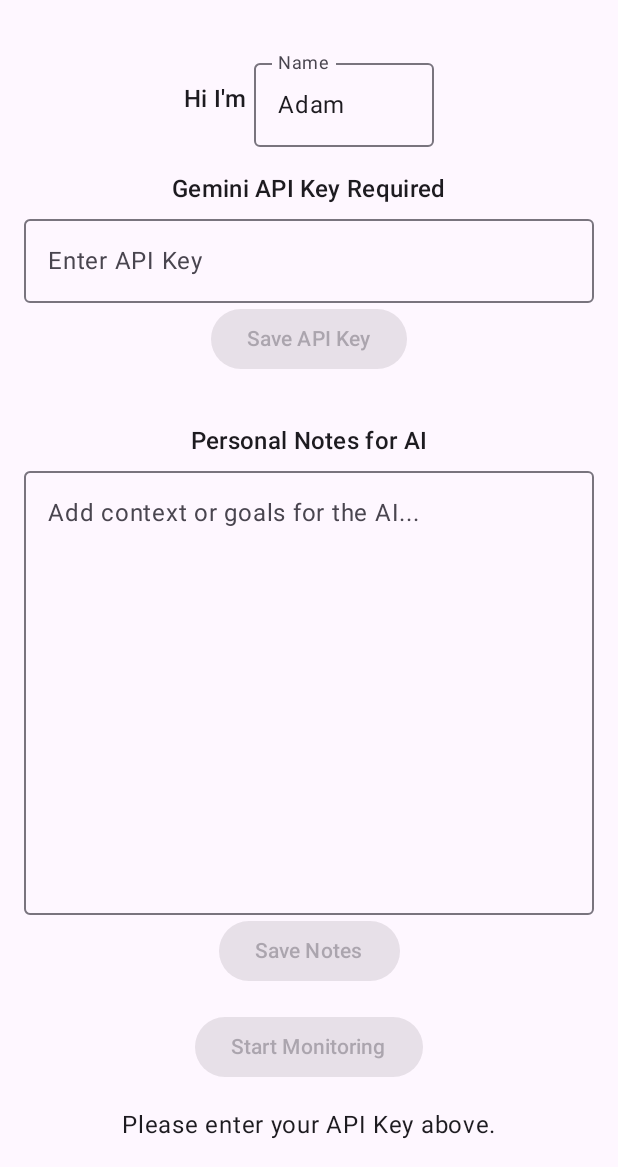
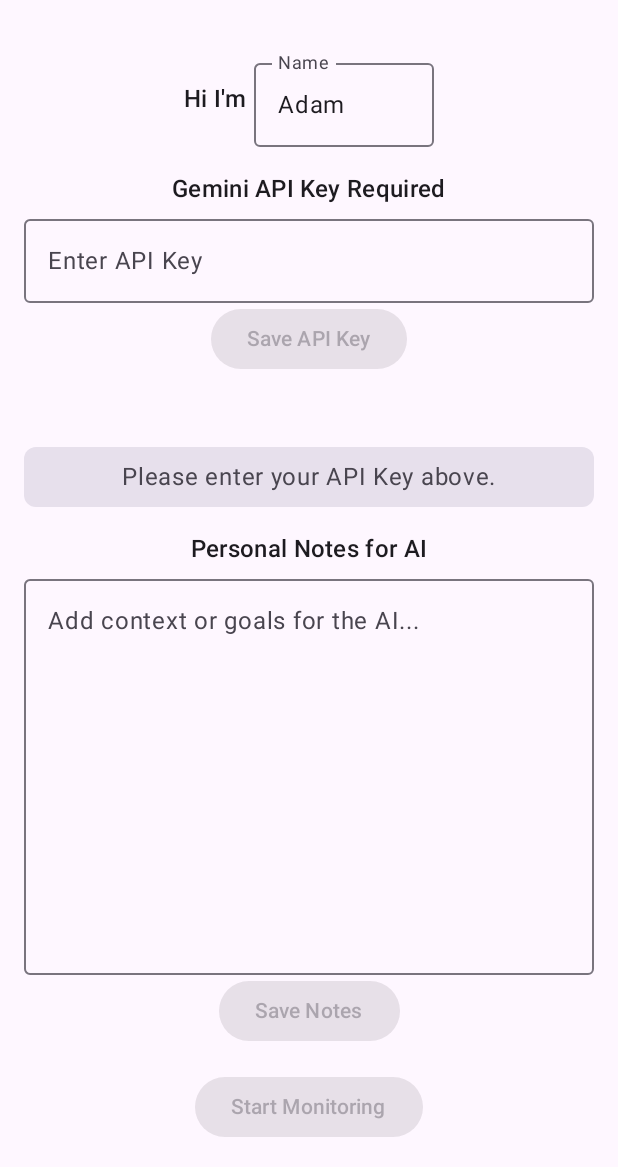
Before and after one commit to Fdondi/distraction-linter, an Android app built with Jetpack Compose: the screen it shows after launch (MainActivity), on a phone screen of 412 x 824 dp, the part 69-1236 px from its top. Run offline under Robolectric (Android 15) with nearby library versions, the phone set to English and light mode, and no system bars.

Commit message:
highlight started/stopped/error status with colors

```diff
--- a/app/src/main/java/com/example/timelinter/MainActivity.kt
+++ b/app/src/main/java/com/example/timelinter/MainActivity.kt
@@ -12,8 +12,9 @@ import android.util.Log
 import androidx.activity.ComponentActivity
 import androidx.activity.compose.setContent
 import androidx.activity.result.contract.ActivityResultContracts
+import androidx.compose.foundation.background
 import androidx.compose.foundation.layout.*
-// import androidx.compose.foundation.shape.RoundedCornerShape // Not used after removing Box with border
+import androidx.compose.foundation.shape.RoundedCornerShape // Added for the status box
 import androidx.compose.material.icons.Icons
 import androidx.compose.material.icons.automirrored.filled.List
 import androidx.compose.material.icons.filled.Timer
@@ -22,21 +23,13 @@ import androidx.compose.runtime.*
 import androidx.compose.runtime.saveable.rememberSaveable
 import androidx.compose.ui.Alignment
 import androidx.compose.ui.Modifier
+import androidx.compose.ui.graphics.Color // Added for text color
 import androidx.compose.ui.platform.LocalContext
 import androidx.compose.ui.text.input.PasswordVisualTransformation
 import androidx.compose.ui.unit.dp
 import androidx.compose.ui.res.stringResource
 import androidx.core.content.ContextCompat
 import com.example.timelinter.ui.components.ScrollableTextFieldWithScrollbar
-
-// Removed Desktop-specific or BasicTextField-specific imports:
-// import androidx.compose.foundation.text.BasicTextField
-// import androidx.compose.foundation.rememberScrollState
-// import androidx.compose.foundation.verticalScroll
-// import androidx.compose.foundation.VerticalScrollbar
-// import androidx.compose.foundation.rememberScrollbarAdapter
-// import androidx.compose.foundation.border
-// import androidx.compose.material3.LocalTextStyle
 
 class MainActivity : ComponentActivity() {
 
@@ -388,6 +381,47 @@ fun TimeLinterApp(
                 Spacer(modifier = Modifier.height(32.dp)) // Add space after key section
             }
 
+            // --- Status recap section ---
+            Spacer(modifier = Modifier.height(16.dp))
+
+            val statusText: String
+            val backgroundColor: Color
+            val textColor: Color
+
+            when {
+                !apiKeyPresent -> {
+                    statusText = "Please enter your API Key above."
+                    backgroundColor = MaterialTheme.colorScheme.surfaceVariant
+                    textColor = MaterialTheme.colorScheme.onSurfaceVariant
+                }
+                isMonitoring -> {
+                    statusText = "Monitoring active..."
+                    backgroundColor = MaterialTheme.colorScheme.primaryContainer
+                    textColor = MaterialTheme.colorScheme.onPrimaryContainer
+                }
+                else -> {
+                    statusText = "Monitoring stopped."
+                    backgroundColor = MaterialTheme.colorScheme.errorContainer
+                    textColor = MaterialTheme.colorScheme.onErrorContainer
+                }
+            }
+
+            Box(
+                modifier = Modifier
+                    .fillMaxWidth()
+                    .background(backgroundColor, shape = RoundedCornerShape(8.dp))
+                    .padding(horizontal = 16.dp, vertical = 8.dp),
+                contentAlignment = Alignment.Center
+            ) {
+                Text(
+                    text = statusText,
+                    style = MaterialTheme.typography.bodyLarge,
+                    color = textColor
+                )
+            }
+
+            Spacer(modifier = Modifier.height(16.dp))
+
             // --- User Notes Section ---
             Text(
                 text = "Personal Notes for AI",
@@ -413,21 +447,13 @@ fun TimeLinterApp(
 
             Button(
                 onClick = onToggleMonitoring,
-                enabled = apiKeyPresent
+                enabled = apiKeyPresent,
+                colors = ButtonDefaults.buttonColors(
+                    containerColor = if (isMonitoring) MaterialTheme.colorScheme.error else MaterialTheme.colorScheme.primary
+                )
             ) {
                 Text(if (isMonitoring) "Stop Monitoring" else "Start Monitoring")
             }
-
-            Spacer(modifier = Modifier.height(16.dp))
-
-            Text(
-                text = when {
-                    !apiKeyPresent -> "Please enter your API Key above."
-                    isMonitoring -> "Monitoring active..."
-                    else -> "Monitoring stopped."
-                },
-                style = MaterialTheme.typography.bodyLarge
-            )
 
             // Dialog for Usage Access Permission
             if (showUsageAccessDialog) {
```
